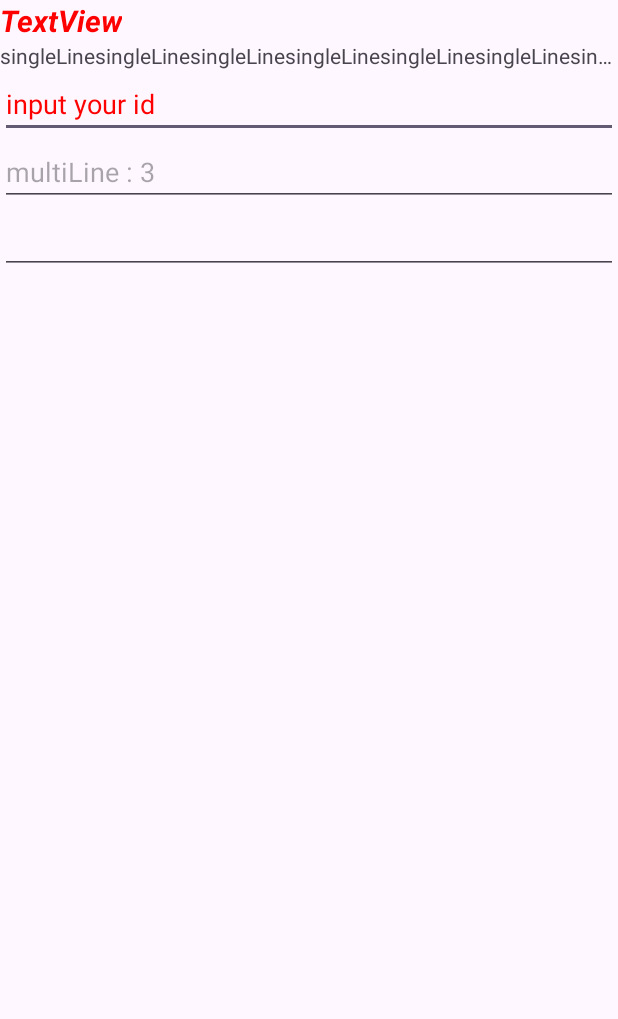
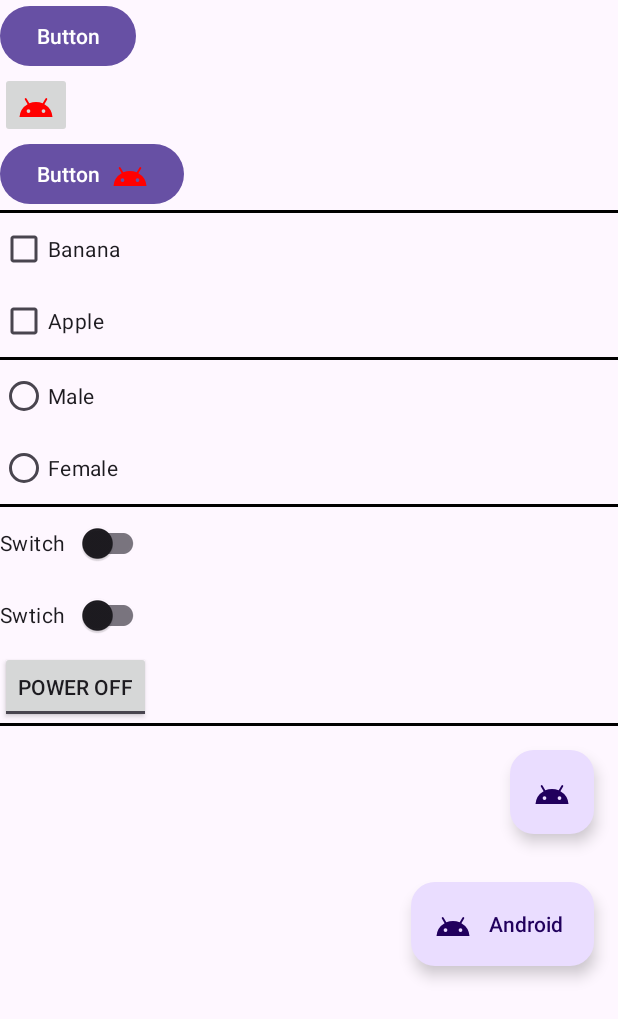
Before and after one commit to rmfgh2004/WidgetSampleApp, an Android app: the screen it shows after launch (MainActivity), on a phone screen of 412 x 824 dp. Shown: the top 1019 px of the screen. Run offline under Robolectric (Android 15) with nearby library versions, the phone set to English and light mode, and no system bars.

Commit message:
study button widget

```diff
--- a/app/src/main/java/com/example/widgetsampleapp/MainActivity.kt
+++ b/app/src/main/java/com/example/widgetsampleapp/MainActivity.kt
@@ -12,17 +12,17 @@ class MainActivity : AppCompatActivity() {
     override fun onCreate(savedInstanceState: Bundle?) {
         super.onCreate(savedInstanceState)
         enableEdgeToEdge()
-        setContentView(R.layout.widget_text)
+        setContentView(R.layout.widget_button)
         ViewCompat.setOnApplyWindowInsetsListener(findViewById(R.id.main)) { v, insets ->
             val systemBars = insets.getInsets(WindowInsetsCompat.Type.systemBars())
             v.setPadding(systemBars.left, systemBars.top, systemBars.right, systemBars.bottom)
             insets
         }
 
-        val textView = findViewById<AutoCompleteTextView>(R.id.tv_auto)
-        val countries: Array<String> = resources.getStringArray(R.array.countries_array)
-        ArrayAdapter<String>(this, android.R.layout.simple_dropdown_item_1line, countries).also { adapter ->
-            textView.setAdapter(adapter);
-        }
+//        val textView = findViewById<AutoCompleteTextView>(R.id.tv_auto)
+//        val countries: Array<String> = resources.getStringArray(R.array.countries_array)
+//        ArrayAdapter<String>(this, android.R.layout.simple_dropdown_item_1line, countries).also { adapter ->
+//            textView.setAdapter(adapter);
+//        }
     }
 }
--- /dev/null
+++ b/app/src/main/res/drawable/ic_android_black_24dp.xml
@@ -0,0 +1,5 @@
+<vector xmlns:android="http://schemas.android.com/apk/res/android" android:height="24dp" android:tint="#000000" android:viewportHeight="24" android:viewportWidth="24" android:width="24dp">
+
+    <path android:fillColor="#FF000000" android:pathData="M17.6,11.48 L19.44,8.3a0.63,0.63 0,0 0,-1.09 -0.63l-1.88,3.24a11.43,11.43 0,0 0,-8.94 0L5.65,7.67a0.63,0.63 0,0 0,-1.09 0.63L6.4,11.48A10.81,10.81 0,0 0,1 20L23,20A10.81,10.81 0,0 0,17.6 11.48ZM7,17.25A1.25,1.25 0,1 1,8.25 16,1.25 1.25,0 0,1 7,17.25ZM17,17.25A1.25,1.25 0,1 1,18.25 16,1.25 1.25,0 0,1 17,17.25Z"/>
+
+</vector>
--- /dev/null
+++ b/app/src/main/res/layout/widget_button.xml
@@ -0,0 +1,110 @@
+<?xml version="1.0" encoding="utf-8"?>
+<LinearLayout xmlns:android="http://schemas.android.com/apk/res/android"
+    xmlns:app="http://schemas.android.com/apk/res-auto"
+    android:id="@+id/main"
+    android:layout_width="match_parent"
+    android:layout_height="match_parent"
+    android:orientation="vertical"
+    android:padding="16dp">
+
+    <Button
+        android:layout_width="wrap_content"
+        android:layout_height="wrap_content"
+        android:text="Button" />
+
+    <ImageButton
+        android:layout_width="wrap_content"
+        android:layout_height="wrap_content"
+        android:src="@drawable/ic_android_black_24dp"
+        app:tint="#FF0000" />
+
+    <Button
+        android:layout_width="wrap_content"
+        android:layout_height="wrap_content"
+        android:drawableEnd="@drawable/ic_android_black_24dp"
+        android:drawablePadding="4dp"
+        android:drawableTint="#FF0000"
+        android:text="Button" />
+
+    <View
+        android:layout_width="match_parent"
+        android:layout_height="2dp"
+        android:background="#000000" />
+
+    <CheckBox
+        android:layout_width="wrap_content"
+        android:layout_height="wrap_content"
+        android:text="Banana" />
+
+    <CheckBox
+        android:layout_width="wrap_content"
+        android:layout_height="wrap_content"
+        android:text="Apple" />
+
+    <View
+        android:layout_width="match_parent"
+        android:layout_height="2dp"
+        android:background="#000000" />
+
+    <RadioGroup
+        android:layout_width="match_parent"
+        android:layout_height="wrap_content"
+        android:orientation="vertical">
+
+        <RadioButton
+            android:layout_width="wrap_content"
+            android:layout_height="wrap_content"
+            android:text="Male" />
+
+        <RadioButton
+            android:layout_width="wrap_content"
+            android:layout_height="wrap_content"
+            android:text="Female" />
+
+    </RadioGroup>
+
+    <View
+        android:layout_width="match_parent"
+        android:layout_height="2dp"
+        android:background="#000000" />
+
+    <com.google.android.material.switchmaterial.SwitchMaterial
+        android:layout_width="wrap_content"
+        android:layout_height="wrap_content"
+        android:text="Switch"
+        app:switchPadding="8dp" />
+
+    <androidx.appcompat.widget.SwitchCompat
+        android:layout_width="wrap_content"
+        android:layout_height="wrap_content"
+        android:text="Swtich"
+        app:switchPadding="8dp" />
+
+    <androidx.appcompat.widget.AppCompatToggleButton
+        android:layout_width="wrap_content"
+        android:layout_height="wrap_content"
+        android:textOff="Power Off"
+        android:textOn="Power On" />
+
+    <View
+        android:layout_width="match_parent"
+        android:layout_height="2dp"
+        android:background="#000000" />
+
+    <com.google.android.material.floatingactionbutton.FloatingActionButton
+        android:layout_width="wrap_content"
+        android:layout_height="wrap_content"
+        android:layout_gravity="end|bottom"
+        android:layout_margin="16dp"
+        android:contentDescription="description"
+        android:src="@drawable/ic_android_black_24dp" />
+
+    <com.google.android.material.floatingactionbutton.ExtendedFloatingActionButton
+        android:layout_width="wrap_content"
+        android:layout_height="wrap_content"
+        android:layout_gravity="end|bottom"
+        android:layout_margin="16dp"
+        android:text="Android"
+        app:icon="@drawable/ic_android_black_24dp" />
+
+</LinearLayout>
```
